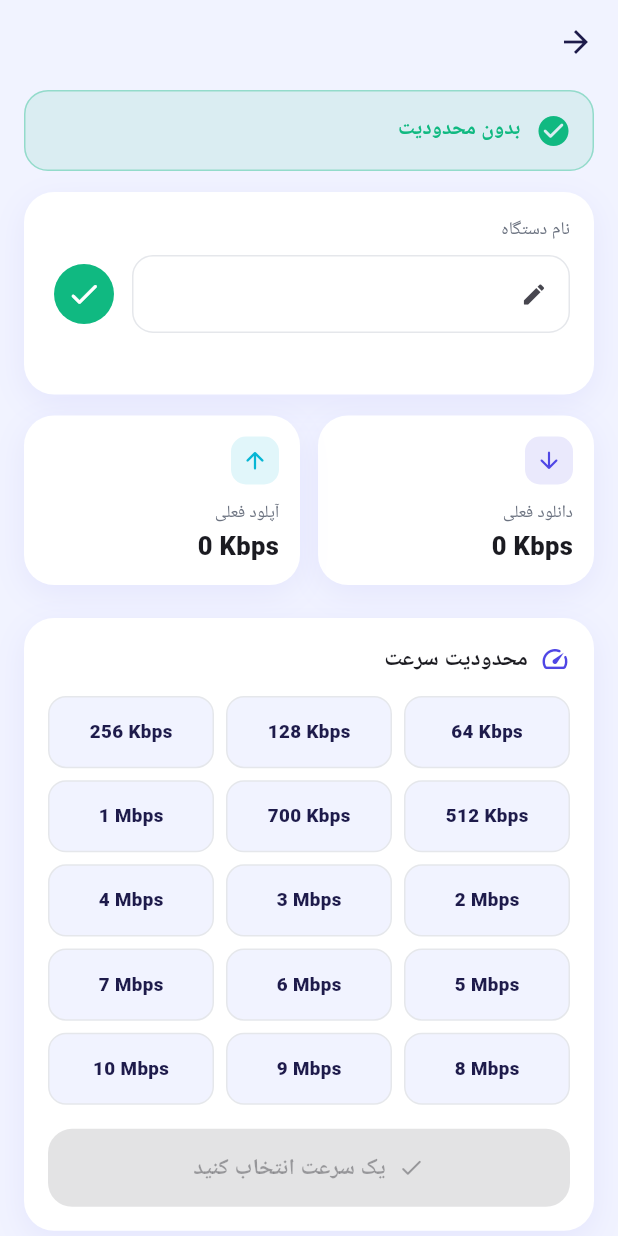
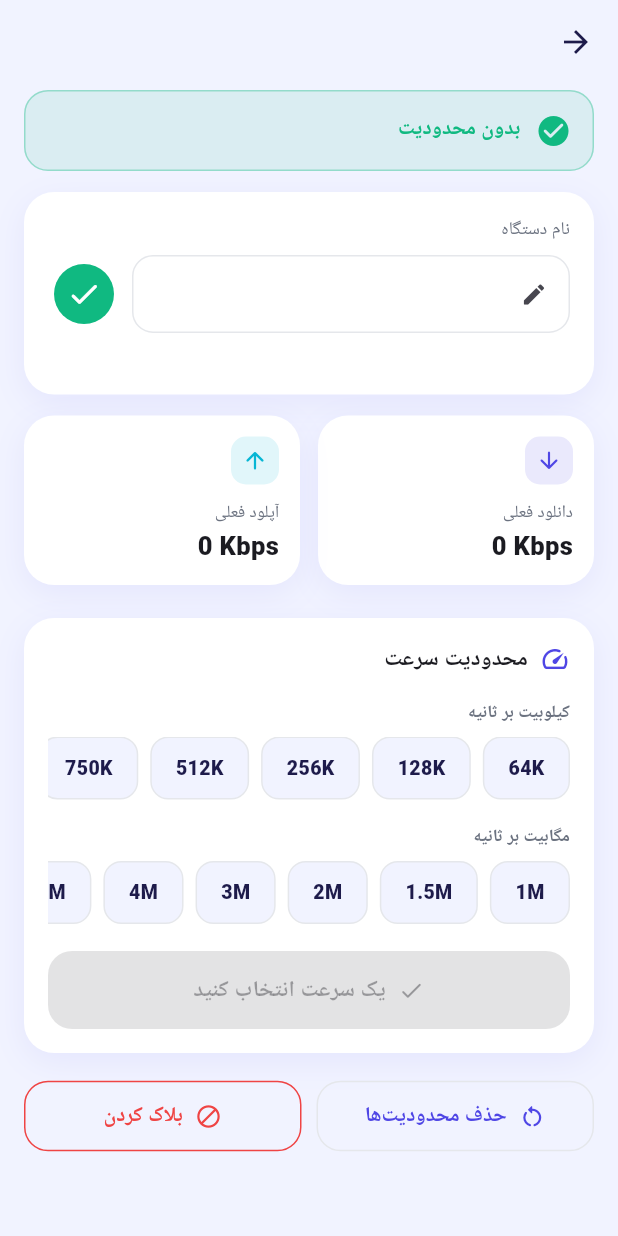
Before and after one commit to hasibsahel001/isp_customer_app, a Flutter app: the DeviceDetailScreen screen opened directly with empty values, on a phone screen of 412 x 824 dp. Run offline on Flutter 3.47's test engine with Material 3 defaults, Android fonts, the phone set to English and light mode, and no system bars; our stand-ins replace dio, flutter_riverpod, flutter_secure_storage, permission_handler; missing offline and left inert: network_info_plus; accounts and stored records are empty; network calls fail.

Commit message:
update home sheberghan added

```diff
--- a/lib/config/speed_limits.dart
+++ b/lib/config/speed_limits.dart
@@ -4,20 +4,27 @@ class SpeedLimitOption {
   const SpeedLimitOption(this.kbps, this.label);
 }
 
-const List<SpeedLimitOption> kSpeedLimitOptions = [
-  SpeedLimitOption(64, '64 کیلوبیت'),
-  SpeedLimitOption(128, '128 کیلوبیت'),
-  SpeedLimitOption(256, '256 کیلوبیت'),
-  SpeedLimitOption(512, '512 کیلوبیت'),
-  SpeedLimitOption(700, '700 کیلوبیت'),
-  SpeedLimitOption(1024, '1 مگابیت'),
-  SpeedLimitOption(2048, '2 مگابیت'),
-  SpeedLimitOption(3072, '3 مگابیت'),
-  SpeedLimitOption(4096, '4 مگابیت'),
-  SpeedLimitOption(5120, '5 مگابیت'),
-  SpeedLimitOption(6144, '6 مگابیت'),
-  SpeedLimitOption(7168, '7 مگابیت'),
-  SpeedLimitOption(8192, '8 مگابیت'),
-  SpeedLimitOption(9216, '9 مگابیت'),
-  SpeedLimitOption(10240, '10 مگابیت'),
+const List<SpeedLimitOption> kKbpsOptions = [
+  SpeedLimitOption(64, '64K'),
+  SpeedLimitOption(128, '128K'),
+  SpeedLimitOption(256, '256K'),
+  SpeedLimitOption(512, '512K'),
+  SpeedLimitOption(750, '750K'),
 ];
+
+const List<SpeedLimitOption> kMbpsOptions = [
+  SpeedLimitOption(1024, '1M'),
+  SpeedLimitOption(1536, '1.5M'),
+  SpeedLimitOption(2048, '2M'),
+  SpeedLimitOption(3072, '3M'),
+  SpeedLimitOption(4096, '4M'),
+  SpeedLimitOption(5120, '5M'),
+  SpeedLimitOption(6144, '6M'),
+  SpeedLimitOption(7168, '7M'),
+  SpeedLimitOption(8192, '8M'),
+  SpeedLimitOption(9216, '9M'),
+  SpeedLimitOption(10240, '10M'),
+];
+
+// برای سازگاری با کدهای قدیمی که همهٔ گزینه‌ها را با هم می‌خواستند
+List<SpeedLimitOption> get kSpeedLimitOptions => [...kKbpsOptions, ...kMbpsOptions];
--- a/lib/screens/device_detail_screen.dart
+++ b/lib/screens/device_detail_screen.dart
@@ -177,8 +177,7 @@ class _DeviceDetailScreenState extends ConsumerState<DeviceDetailScreen> {
             color: color,
           ),
           const SizedBox(width: 10),
-          Text(text,
-              style: TextStyle(color: color, fontWeight: FontWeight.w800, fontSize: 14)),
+          Text(text, style: TextStyle(color: color, fontWeight: FontWeight.w800, fontSize: 14)),
         ],
       ),
     );
@@ -191,8 +190,7 @@ class _DeviceDetailScreenState extends ConsumerState<DeviceDetailScreen> {
       child: Column(
         crossAxisAlignment: CrossAxisAlignment.start,
         children: [
-          const Text('نام دستگاه',
-              style: TextStyle(fontSize: 12, color: AppColors.textSecondary)),
+          const Text('نام دستگاه', style: TextStyle(fontSize: 12, color: AppColors.textSecondary)),
           const SizedBox(height: 8),
           Row(
             children: [
@@ -227,12 +225,12 @@ class _DeviceDetailScreenState extends ConsumerState<DeviceDetailScreen> {
       children: [
         Expanded(
           child: _speedBox(Icons.arrow_downward_rounded, 'دانلود فعلی',
-              formatSpeed(d.currentDownloadKbps), AppColors.primary),
+              formatSpeed(d.currentUploadKbps), AppColors.primary),
         ),
         const SizedBox(width: 12),
         Expanded(
           child: _speedBox(Icons.arrow_upward_rounded, 'آپلود فعلی',
-              formatSpeed(d.currentUploadKbps), AppColors.secondary),
+              formatSpeed(d.currentDownloadKbps), AppColors.secondary),
         ),
       ],
     );
@@ -247,13 +245,12 @@ class _DeviceDetailScreenState extends ConsumerState<DeviceDetailScreen> {
         children: [
           Container(
             padding: const EdgeInsets.all(7),
-            decoration: BoxDecoration(
-                color: color.withOpacity(0.12), borderRadius: BorderRadius.circular(10)),
+            decoration:
+            BoxDecoration(color: color.withOpacity(0.12), borderRadius: BorderRadius.circular(10)),
             child: Icon(icon, color: color, size: 18),
           ),
           const SizedBox(height: 10),
-          Text(label,
-              style: const TextStyle(fontSize: 11.5, color: AppColors.textSecondary)),
+          Text(label, style: const TextStyle(fontSize: 11.5, color: AppColors.textSecondary)),
           const SizedBox(height: 2),
           Text(value,
               textDirection: TextDirection.ltr,
@@ -274,47 +271,20 @@ class _DeviceDetailScreenState extends ConsumerState<DeviceDetailScreen> {
             children: [
               Icon(Icons.speed_rounded, color: AppColors.primary, size: 20),
               SizedBox(width: 8),
-              Text('محدودیت سرعت',
-                  style: TextStyle(fontSize: 15, fontWeight: FontWeight.w800)),
+              Text('محدودیت سرعت', style: TextStyle(fontSize: 15, fontWeight: FontWeight.w800)),
             ],
           ),
-          const SizedBox(height: 14),
-          GridView.count(
-            crossAxisCount: 3,
-            shrinkWrap: true,
-            physics: const NeverScrollableScrollPhysics(),
-            mainAxisSpacing: 8,
-            crossAxisSpacing: 8,
-            childAspectRatio: 2.3,
-            children: kSpeedLimitOptions.map((opt) {
-              final selected = _selectedKbps == opt.kbps;
-              return InkWell(
-                borderRadius: BorderRadius.circular(12),
-                onTap: () => setState(() => _selectedKbps = opt.kbps),
-                child: AnimatedContainer(
-                  duration: const Duration(milliseconds: 150),
-                  alignment: Alignment.center,
-                  decoration: BoxDecoration(
-                    gradient: selected ? AppColors.headerGradient : null,
-                    color: selected ? null : AppColors.background,
-                    borderRadius: BorderRadius.circular(12),
-                    border: Border.all(
-                        color: selected ? Colors.transparent : AppColors.border),
-                  ),
-                  child: Text(
-                    formatLimit(opt.kbps),
-                    textDirection: TextDirection.ltr,
-                    style: TextStyle(
-                      fontSize: 12.5,
-                      fontWeight: FontWeight.w800,
-                      color: selected ? Colors.white : AppColors.textPrimary,
-                    ),
-                  ),
-                ),
-              );
-            }).toList(),
-          ),
           const SizedBox(height: 16),
+          const Text('کیلوبیت بر ثانیه',
+              style: TextStyle(fontSize: 11.5, color: AppColors.textSecondary, fontWeight: FontWeight.w600)),
+          const SizedBox(height: 8),
+          _chipLine(kKbpsOptions),
+          const SizedBox(height: 16),
+          const Text('مگابیت بر ثانیه',
+              style: TextStyle(fontSize: 11.5, color: AppColors.textSecondary, fontWeight: FontWeight.w600)),
+          const SizedBox(height: 8),
+          _chipLine(kMbpsOptions),
+          const SizedBox(height: 18),
           SizedBox(
             width: double.infinity,
             child: ElevatedButton.icon(
@@ -335,4 +305,43 @@ class _DeviceDetailScreenState extends ConsumerState<DeviceDetailScreen> {
       ),
     );
   }
+
+  Widget _chipLine(List<SpeedLimitOption> options) {
+    return SizedBox(
+      height: 42,
+      child: ListView.separated(
+        scrollDirection: Axis.horizontal,
+        itemCount: options.length,
+        separatorBuilder: (_, __) => const SizedBox(width: 8),
+        itemBuilder: (context, i) {
+          final opt = options[i];
+          final selected = _selectedKbps == opt.kbps;
+          return InkWell(
+            borderRadius: BorderRadius.circular(12),
+            onTap: () => setState(() => _selectedKbps = opt.kbps),
+            child: AnimatedContainer(
+              duration: const Duration(milliseconds: 150),
+              alignment: Alignment.center,
+              padding: const EdgeInsets.symmetric(horizontal: 16),
+              decoration: BoxDecoration(
+                gradient: selected ? AppColors.headerGradient : null,
+                color: selected ? null : AppColors.background,
+                borderRadius: BorderRadius.circular(12),
+                border: Border.all(color: selected ? Colors.transparent : AppColors.border),
+              ),
+              child: Text(
+                opt.label,
+                textDirection: TextDirection.ltr,
+                style: TextStyle(
+                  fontSize: 13,
+                  fontWeight: FontWeight.w800,
+                  color: selected ? Colors.white : AppColors.textPrimary,
+                ),
+              ),
+            ),
+          );
+        },
+      ),
+    );
+  }
 }
--- a/lib/screens/province_select_screen.dart
+++ b/lib/screens/province_select_screen.dart
@@ -15,7 +15,7 @@ class ProvinceSelectScreen extends ConsumerStatefulWidget {
 
 class _ProvinceSelectScreenState extends ConsumerState<ProvinceSelectScreen> {
   // ولایت‌هایی که هنوز فعال نیستند (فقط نمایش)
-  static const _comingSoon = ['مزار شریف', 'شیبرغان'];
+  static const _comingSoon = ['مزار شریف'];
 
   List<Province> _active = [];
   bool _loading = true;
```
Also changed, not shown: lib/providers/management_provider.dart (+3 -7 lines), lib/screens/management_screen.dart (+67 -148 lines).
